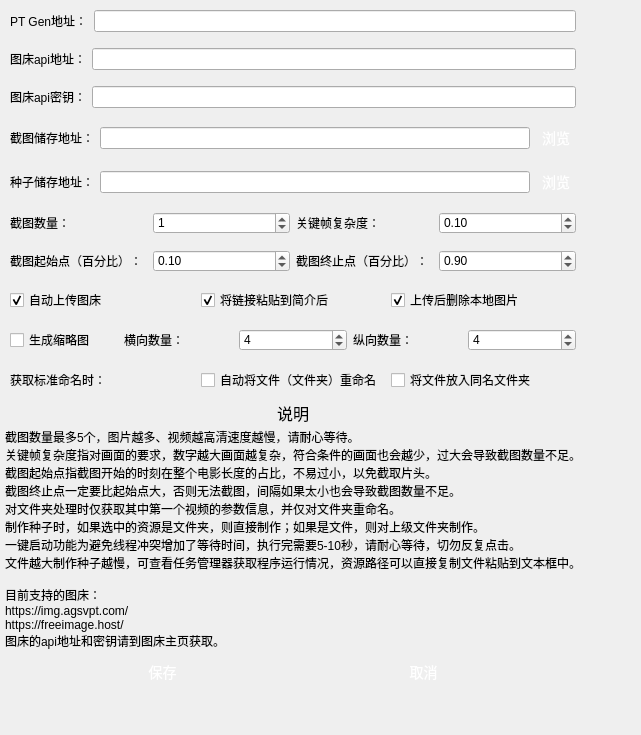
The window that ph-bjd/ui/settings.ui (publish-helper/publish-helper) describes before a commit, drawn with Qt 5.
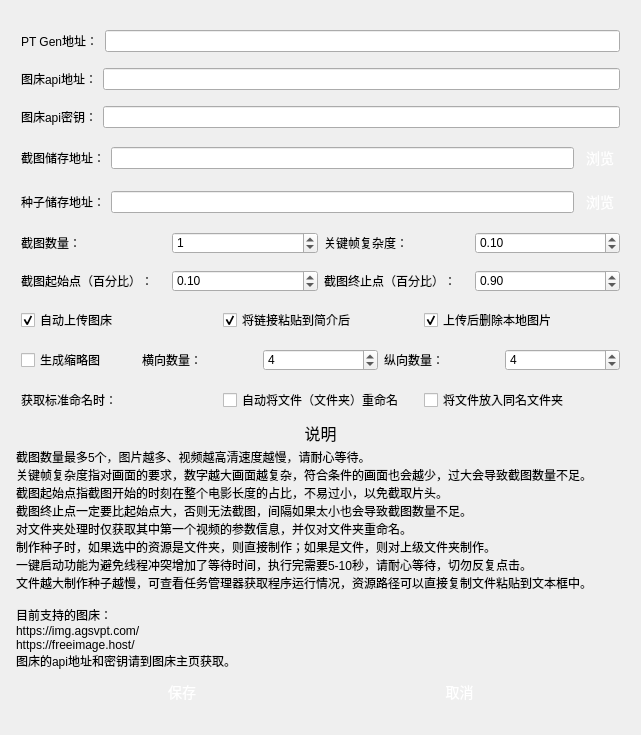
The same window after the commit.

Commit message: 增加了获取缩略图的功能

What changed in the file:
```diff
--- a/ph-bjd/ui/settings.ui
+++ b/ph-bjd/ui/settings.ui
@@ -13,7 +13,8 @@
   <property name="windowTitle">
    <string>设置</string>
   </property>
-  <widget class="QWidget" name="">
+  <layout class="QVBoxLayout" name="verticalLayout_2">
+   <item>
    <layout class="QVBoxLayout" name="verticalLayout">
     <property name="leftMargin">
      <number>5</number>
@@ -1411,7 +1412,8 @@
      </layout>
     </item>
    </layout>
-  </widget>
+   </item>
+  </layout>
  </widget>
  <resources/>
  <connections/>
```
Lines whose indentation alone changed are shown as unchanged. The commit also changes 1 other file.
